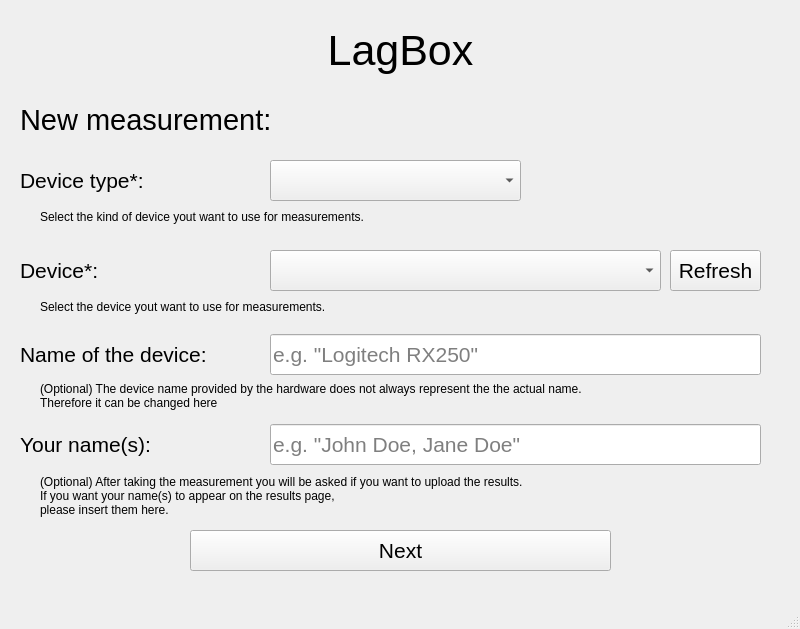
The window that gui/latency_gui.ui (PDA-UR/LagBox) describes before a commit, drawn with Qt 5.
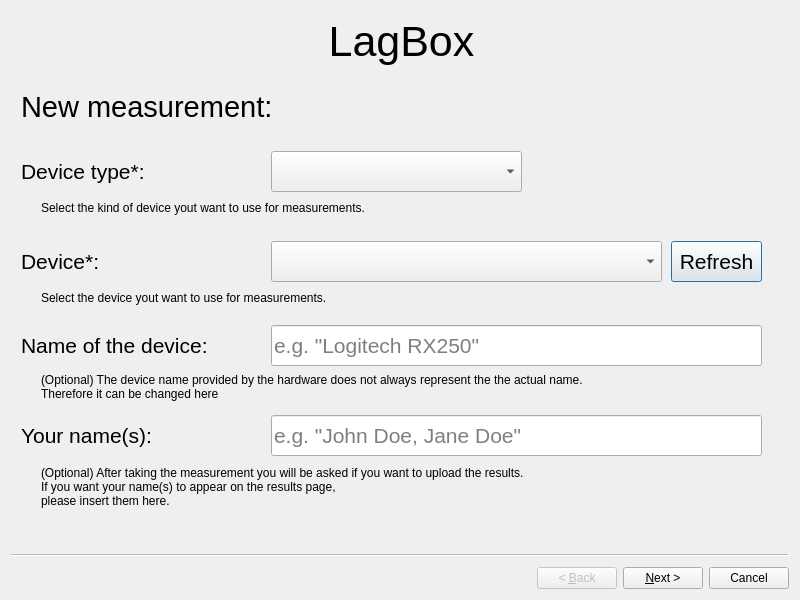
The same window after the commit.

Commit message:
Turn UI into a multipage wizart
Since multiple settings need to be made and one page is not enough to display them all, the widget has been turned into a multipage wizart

```diff
--- a/gui/latency_gui.ui
+++ b/gui/latency_gui.ui
@@ -1,67 +1,25 @@
 <?xml version="1.0" encoding="UTF-8"?>
 <ui version="4.0">
- <class>MainWindow</class>
- <widget class="QMainWindow" name="MainWindow">
+ <class>Wizard</class>
+ <widget class="QWizard" name="Wizard">
   <property name="geometry">
    <rect>
     <x>0</x>
     <y>0</y>
     <width>800</width>
-    <height>629</height>
+    <height>600</height>
    </rect>
   </property>
   <property name="windowTitle">
    <string>MainWindow</string>
   </property>
-  <widget class="QWidget" name="centralwidget">
-   <widget class="QLabel" name="label_title">
+  <widget class="QWizardPage" name="wizardPage1">
+   <widget class="QPushButton" name="button_refresh">
     <property name="geometry">
      <rect>
-      <x>10</x>
-      <y>20</y>
-      <width>781</width>
-      <height>61</height>
-     </rect>
-    </property>
-    <property name="font">
-     <font>
-      <pointsize>32</pointsize>
-     </font>
-    </property>
-    <property name="text">
-     <string>LagBox</string>
-    </property>
-    <property name="textFormat">
-     <enum>Qt::AutoText</enum>
-    </property>
-    <property name="alignment">
-     <set>Qt::AlignCenter</set>
-    </property>
-   </widget>
-   <widget class="QLabel" name="label_new_measurement">
-    <property name="geometry">
-     <rect>
-      <x>20</x>
-      <y>104</y>
-      <width>281</width>
-      <height>31</height>
-     </rect>
-    </property>
-    <property name="font">
-     <font>
-      <pointsize>22</pointsize>
-     </font>
-    </property>
-    <property name="text">
-     <string>New measurement:</string>
-    </property>
-   </widget>
-   <widget class="QLineEdit" name="lineEdit_authors">
-    <property name="geometry">
-     <rect>
-      <x>270</x>
-      <y>424</y>
-      <width>491</width>
+      <x>660</x>
+      <y>230</y>
+      <width>91</width>
       <height>41</height>
      </rect>
     </property>
@@ -70,75 +28,15 @@
       <pointsize>16</pointsize>
      </font>
     </property>
-    <property name="toolTip">
-     <string>&lt;html&gt;&lt;head/&gt;&lt;body&gt;&lt;p&gt;&lt;br/&gt;&lt;/p&gt;&lt;/body&gt;&lt;/html&gt;</string>
-    </property>
-    <property name="placeholderText">
-     <string>e.g. &quot;John Doe, Jane Doe&quot;</string>
-    </property>
-   </widget>
-   <widget class="QLabel" name="label_authors">
-    <property name="geometry">
-     <rect>
-      <x>20</x>
-      <y>424</y>
-      <width>211</width>
-      <height>41</height>
-     </rect>
-    </property>
-    <property name="font">
-     <font>
-      <pointsize>16</pointsize>
-     </font>
-    </property>
     <property name="text">
-     <string>Your name(s):</string>
-    </property>
-   </widget>
-   <widget class="QLabel" name="label_device_name">
-    <property name="geometry">
-     <rect>
-      <x>20</x>
-      <y>334</y>
-      <width>211</width>
-      <height>41</height>
-     </rect>
-    </property>
-    <property name="font">
-     <font>
-      <pointsize>16</pointsize>
-     </font>
-    </property>
-    <property name="text">
-     <string>Name of the device:</string>
-    </property>
-   </widget>
-   <widget class="QLineEdit" name="lineEdit_device_name">
-    <property name="geometry">
-     <rect>
-      <x>270</x>
-      <y>334</y>
-      <width>491</width>
-      <height>41</height>
-     </rect>
-    </property>
-    <property name="font">
-     <font>
-      <pointsize>16</pointsize>
-     </font>
-    </property>
-    <property name="toolTip">
-     <string>&lt;html&gt;&lt;head/&gt;&lt;body&gt;&lt;p&gt;&lt;br/&gt;&lt;/p&gt;&lt;/body&gt;&lt;/html&gt;</string>
-    </property>
-    <property name="placeholderText">
-     <string>e.g. &quot;Logitech RX250&quot;</string>
+     <string>Refresh</string>
     </property>
    </widget>
    <widget class="QLabel" name="label_device_type">
     <property name="geometry">
      <rect>
-      <x>20</x>
-      <y>160</y>
+      <x>10</x>
+      <y>140</y>
       <width>211</width>
       <height>41</height>
      </rect>
@@ -152,11 +50,42 @@
      <string>Device type*:</string>
     </property>
    </widget>
+   <widget class="QLabel" name="label">
+    <property name="geometry">
+     <rect>
+      <x>30</x>
+      <y>186</y>
+      <width>741</width>
+      <height>21</height>
+     </rect>
+    </property>
+    <property name="text">
+     <string>Select the kind of device yout want to use for measurements.</string>
+    </property>
+   </widget>
+   <widget class="QLabel" name="label_new_measurement">
+    <property name="geometry">
+     <rect>
+      <x>10</x>
+      <y>80</y>
+      <width>281</width>
+      <height>31</height>
+     </rect>
+    </property>
+    <property name="font">
+     <font>
+      <pointsize>22</pointsize>
+     </font>
+    </property>
+    <property name="text">
+     <string>New measurement:</string>
+    </property>
+   </widget>
    <widget class="QComboBox" name="comboBox_device_type">
     <property name="geometry">
      <rect>
-      <x>270</x>
-      <y>160</y>
+      <x>260</x>
+      <y>140</y>
       <width>251</width>
       <height>41</height>
      </rect>
@@ -167,12 +96,39 @@
      </font>
     </property>
    </widget>
-   <widget class="QPushButton" name="button_next">
+   <widget class="QLabel" name="label_3">
     <property name="geometry">
      <rect>
-      <x>190</x>
-      <y>530</y>
-      <width>421</width>
+      <x>30</x>
+      <y>360</y>
+      <width>741</width>
+      <height>31</height>
+     </rect>
+    </property>
+    <property name="text">
+     <string>(Optional) The device name provided by the hardware does not always represent the the actual name. 
+Therefore it can be changed here</string>
+    </property>
+   </widget>
+   <widget class="QLabel" name="label_2">
+    <property name="geometry">
+     <rect>
+      <x>30</x>
+      <y>276</y>
+      <width>741</width>
+      <height>21</height>
+     </rect>
+    </property>
+    <property name="text">
+     <string>Select the device yout want to use for measurements.</string>
+    </property>
+   </widget>
+   <widget class="QLineEdit" name="lineEdit_device_name">
+    <property name="geometry">
+     <rect>
+      <x>260</x>
+      <y>314</y>
+      <width>491</width>
       <height>41</height>
      </rect>
     </property>
@@ -181,15 +137,18 @@
       <pointsize>16</pointsize>
      </font>
     </property>
-    <property name="text">
-     <string>Next</string>
+    <property name="toolTip">
+     <string>&lt;html&gt;&lt;head/&gt;&lt;body&gt;&lt;p&gt;&lt;br/&gt;&lt;/p&gt;&lt;/body&gt;&lt;/html&gt;</string>
+    </property>
+    <property name="placeholderText">
+     <string>e.g. &quot;Logitech RX250&quot;</string>
     </property>
    </widget>
    <widget class="QComboBox" name="comboBox_device">
     <property name="geometry">
      <rect>
-      <x>270</x>
-      <y>250</y>
+      <x>260</x>
+      <y>230</y>
       <width>391</width>
       <height>41</height>
      </rect>
@@ -200,11 +159,56 @@
      </font>
     </property>
    </widget>
+   <widget class="QLabel" name="label_title">
+    <property name="geometry">
+     <rect>
+      <x>0</x>
+      <y>0</y>
+      <width>781</width>
+      <height>61</height>
+     </rect>
+    </property>
+    <property name="font">
+     <font>
+      <pointsize>32</pointsize>
+     </font>
+    </property>
+    <property name="text">
+     <string>LagBox</string>
+    </property>
+    <property name="textFormat">
+     <enum>Qt::AutoText</enum>
+    </property>
+    <property name="alignment">
+     <set>Qt::AlignCenter</set>
+    </property>
+   </widget>
+   <widget class="QLineEdit" name="lineEdit_authors">
+    <property name="geometry">
+     <rect>
+      <x>260</x>
+      <y>404</y>
+      <width>491</width>
+      <height>41</height>
+     </rect>
+    </property>
+    <property name="font">
+     <font>
+      <pointsize>16</pointsize>
+     </font>
+    </property>
+    <property name="toolTip">
+     <string>&lt;html&gt;&lt;head/&gt;&lt;body&gt;&lt;p&gt;&lt;br/&gt;&lt;/p&gt;&lt;/body&gt;&lt;/html&gt;</string>
+    </property>
+    <property name="placeholderText">
+     <string>e.g. &quot;John Doe, Jane Doe&quot;</string>
+    </property>
+   </widget>
    <widget class="QLabel" name="label_device">
     <property name="geometry">
      <rect>
-      <x>20</x>
-      <y>250</y>
+      <x>10</x>
+      <y>230</y>
       <width>211</width>
       <height>41</height>
      </rect>
@@ -218,51 +222,47 @@
      <string>Device*:</string>
     </property>
    </widget>
-   <widget class="QLabel" name="label">
+   <widget class="QLabel" name="label_authors">
     <property name="geometry">
      <rect>
-      <x>40</x>
-      <y>206</y>
-      <width>741</width>
-      <height>21</height>
+      <x>10</x>
+      <y>404</y>
+      <width>211</width>
+      <height>41</height>
      </rect>
     </property>
-    <property name="text">
-     <string>Select the kind of device yout want to use for measurements.</string>
+    <property name="font">
+     <font>
+      <pointsize>16</pointsize>
+     </font>
     </property>
-   </widget>
-   <widget class="QLabel" name="label_2">
-    <property name="geometry">
-     <rect>
-      <x>40</x>
-      <y>296</y>
-      <width>741</width>
-      <height>21</height>
-     </rect>
-    </property>
     <property name="text">
-     <string>Select the device yout want to use for measurements.</string>
+     <string>Your name(s):</string>
     </property>
    </widget>
-   <widget class="QLabel" name="label_3">
+   <widget class="QLabel" name="label_device_name">
     <property name="geometry">
      <rect>
-      <x>40</x>
-      <y>380</y>
-      <width>741</width>
-      <height>31</height>
+      <x>10</x>
+      <y>314</y>
+      <width>211</width>
+      <height>41</height>
      </rect>
     </property>
+    <property name="font">
+     <font>
+      <pointsize>16</pointsize>
+     </font>
+    </property>
     <property name="text">
-     <string>(Optional) The device name provided by the hardware does not always represent the the actual name. 
-Therefore it can be changed here</string>
+     <string>Name of the device:</string>
     </property>
    </widget>
    <widget class="QLabel" name="label_4">
     <property name="geometry">
      <rect>
-      <x>40</x>
-      <y>470</y>
+      <x>30</x>
+      <y>450</y>
       <width>741</width>
       <height>51</height>
      </rect>
@@ -273,13 +273,15 @@
 please insert them here.</string>
     </property>
    </widget>
-   <widget class="QPushButton" name="button_refresh">
+  </widget>
+  <widget class="QWizardPage" name="wizardPage2">
+   <widget class="QLabel" name="label_new_measurement_2">
     <property name="geometry">
      <rect>
-      <x>670</x>
-      <y>250</y>
-      <width>91</width>
-      <height>41</height>
+      <x>10</x>
+      <y>80</y>
+      <width>281</width>
+      <height>31</height>
      </rect>
     </property>
     <property name="font">
@@ -288,21 +290,12 @@
      </font>
     </property>
     <property name="text">
-     <string>Refresh</string>
+     <string>Press the button below. 
+Afterwards, LagBox will listen for a key input. 
+The pressed button will be used for the measurement.</string>
     </property>
    </widget>
   </widget>
-  <widget class="QMenuBar" name="menubar">
-   <property name="geometry">
-    <rect>
-     <x>0</x>
-     <y>0</y>
-     <width>800</width>
-     <height>27</height>
-    </rect>
-   </property>
-  </widget>
-  <widget class="QStatusBar" name="statusbar"/>
  </widget>
  <resources/>
  <connections/>
```
Left out of the diff: 179 changed lines with no effect on the pictures.
